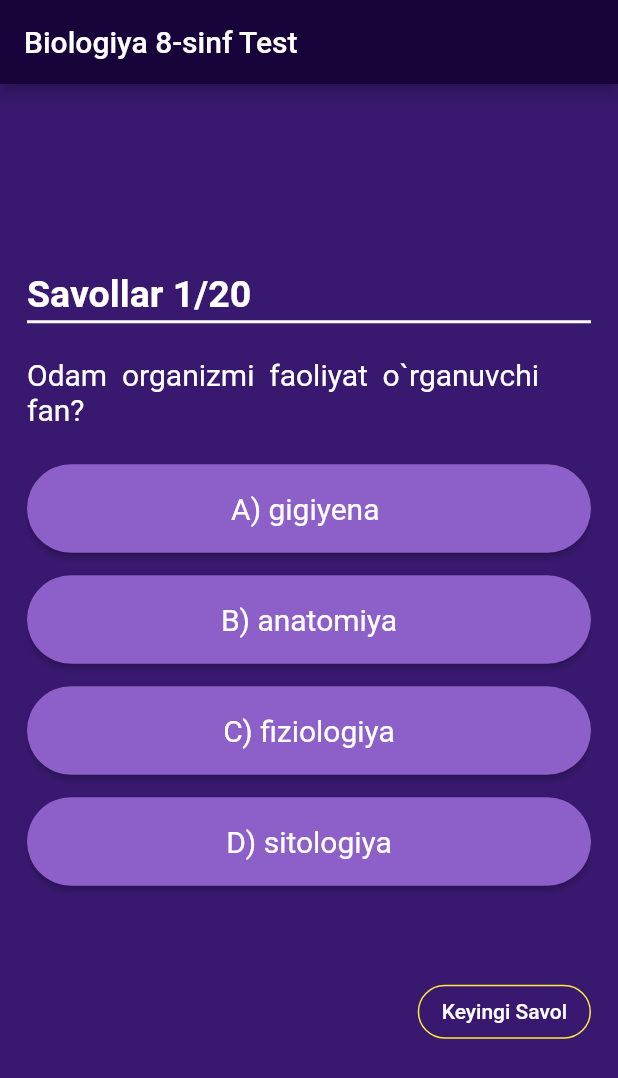
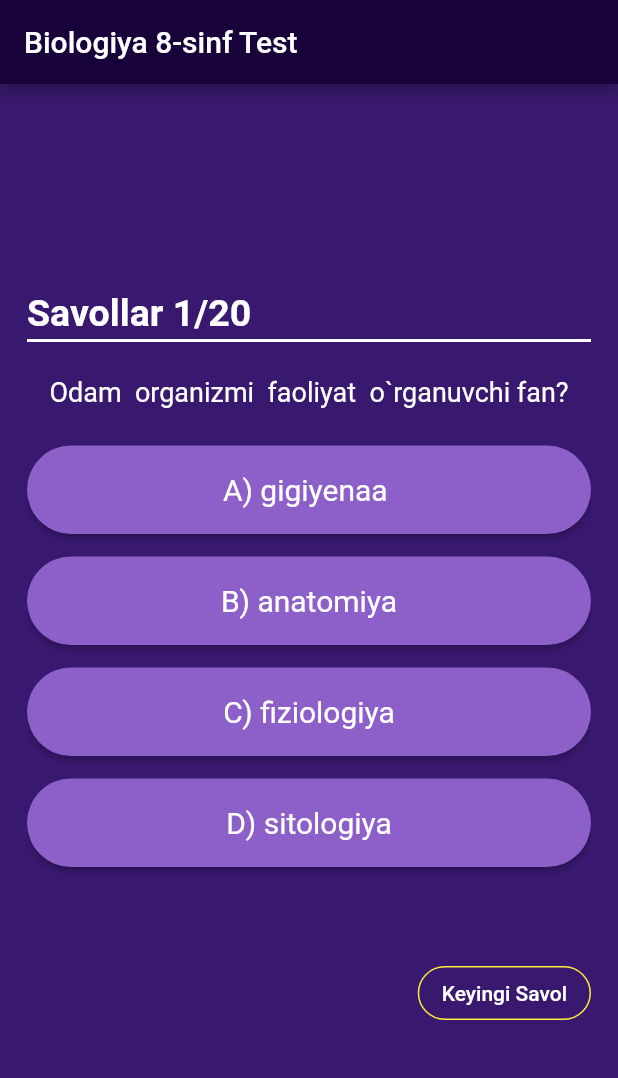
Before and after one commit to quvonchbekcoder-008/tarix, a Flutter app: the screen it shows after launch, on a phone screen of 412 x 824 dp. Shown: the top 1078 px of the screen. Run offline on Flutter 3.47's test engine with Material 2 defaults, Android fonts, the phone set to English and light mode, and no system bars.

Commit message:
shunchaki qilgan ishimga comment

```diff
--- a/lib/main.dart
+++ b/lib/main.dart
@@ -81,7 +81,7 @@
                 ),
                 Text(questions[index].question!,
                 style: const TextStyle(
-                  fontSize: 20,
+                  fontSize: 18,
                   fontWeight: FontWeight.w400,
                 color: Colors.white),
                 ),
--- a/lib/question_list.dart
+++ b/lib/question_list.dart
@@ -5,7 +5,7 @@
 List<Question> questions=[
   Question(
   "Odam  organizmi  faoliyat  o`rganuvchi fan?",{
-    "A) gigiyena ": false,
+    "A) gigiyenaa ": false,
     "B) anatomiya": true,
     "C) fiziologiya": false,
     "D) sitologiya": false,
```
